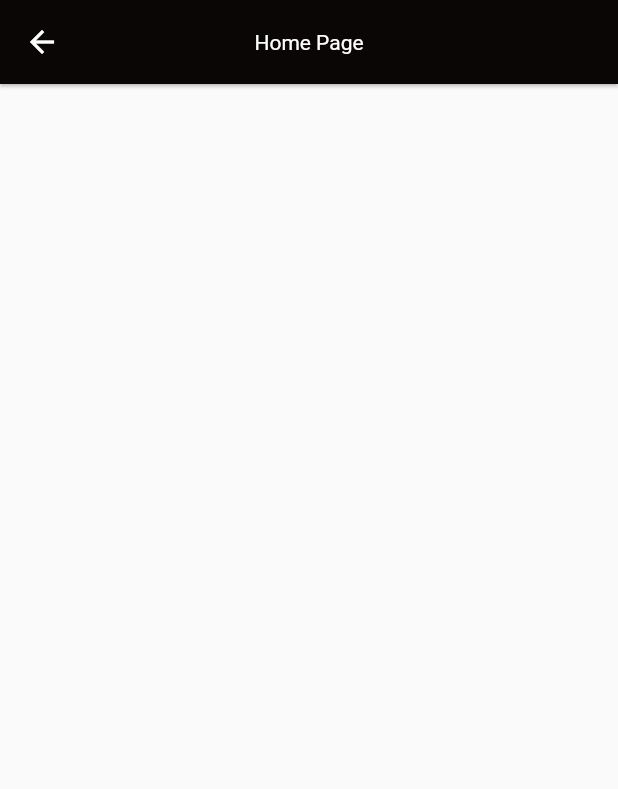
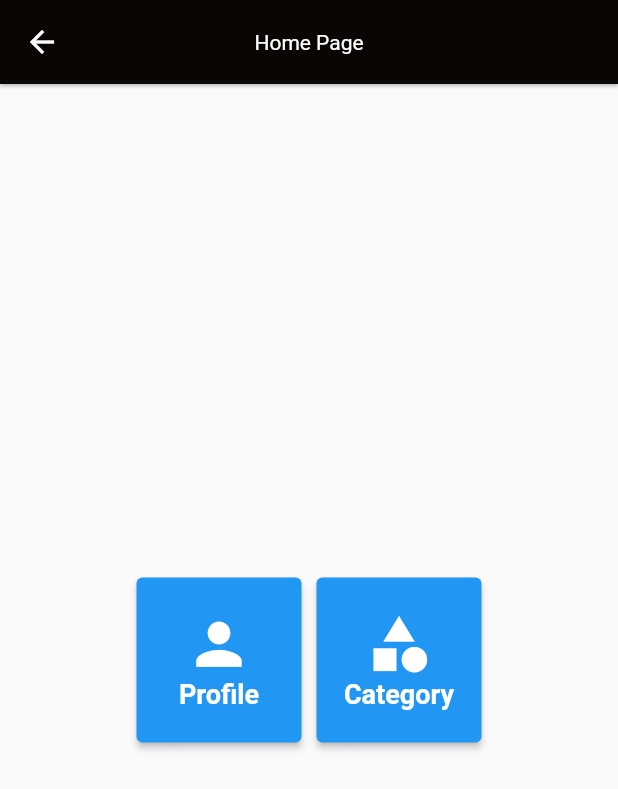
Before and after one commit to devCarlosAlexandre/catalog, a Flutter app: the HomePage screen opened by its route, on a phone screen of 412 x 824 dp. Shown: the top 789 px of the screen. Run offline on Flutter 3.47's test engine with Material 2 defaults, Android fonts, the phone set to English and light mode, and no system bars; our stand-ins replace dio, fluttertoast, get, shared_preferences; accounts and stored records are empty; network calls fail.

Commit message:
Criando home_page

```diff
--- a/lib/app/controllers/categoria_controller.dart
+++ b/lib/app/controllers/categorias_controller.dart
@@ -6,14 +6,14 @@ import '../repositories/categoria_repository.dart';
 class CategoriaController extends GetxController {
   final repository = CategoriaRepository();
 
-  RxList<CategoriaModel> listCategories = RxList<CategoriaModel>([]);
+  RxList<CategoriaModel> listCategorias = RxList<CategoriaModel>([]);
   RxBool isLoading = false.obs;
 
-  Future getCategories() async {
+  Future getCategorias() async {
     isLoading.value = true;
     List<CategoriaModel> result = await repository.getAll();
     if (result.isNotEmpty) {
-      listCategories.assignAll(result);
+      listCategorias.assignAll(result);
     } else {
       print("Erro ao retornar os dados");
     }
--- a/lib/app/core/routes/app_routes_pages.dart
+++ b/lib/app/core/routes/app_routes_pages.dart
@@ -26,7 +26,7 @@ abstract class AppPages {
     ),
     GetPage(
       name: AppRoutes.home,
-      page: () => const HomePage(),
+      page: () =>  HomePage(),
     ),
   ];
 }
--- a/lib/app/pages/base_page.dart
+++ b/lib/app/pages/base_page.dart
@@ -26,9 +26,9 @@ class _BasePageState extends State<BasePage> {
           physics: const NeverScrollableScrollPhysics(),
           controller: pageController,
           children: const [
-            HomePage(),
+            //HomePage(),
             ComentarioPage(),
-            CategoryPage(),
+            //CategoriaPage(),
             ProfilePage(),
           ],
         ),
--- a/lib/app/pages/home/home_page.dart
+++ b/lib/app/pages/home/home_page.dart
@@ -1,4 +1,8 @@
 import 'package:flutter/material.dart';
+import 'package:get/get.dart';
+
+import '../categoria/categoria_page.dart';
+import '../profile/profile_page.dart';
 
 class HomePage extends StatelessWidget {
   const HomePage({super.key});
@@ -7,9 +11,67 @@ class HomePage extends StatelessWidget {
   Widget build(BuildContext context) {
     return Scaffold(
       appBar: AppBar(
-        title: const Text('Home Page'),
+        title: Text('Home Page'),
       ),
-      body: Container(),
+      body: Center(
+        child: Column(
+          mainAxisAlignment: MainAxisAlignment.center,
+          children: [
+            Row(
+              mainAxisAlignment: MainAxisAlignment.center,
+              children: [
+                SizedBox(
+                  height: 110,
+                  width: 110,
+                  child: ElevatedButton(
+                    onPressed: () {
+                    //Get.to(UserPage());
+                    },
+                    child: Column(
+                      mainAxisAlignment: MainAxisAlignment.center,
+                      children: const [
+                        Icon(
+                          Icons.person,
+                          size: 45,
+                        ),
+                        Text(
+                          'Profile',
+                          style: TextStyle(
+                              fontSize: 18, fontWeight: FontWeight.bold),
+                        ),
+                      ],
+                    ),
+                  ),
+                ),
+                const SizedBox(
+                  width: 10,
+                ),
+                SizedBox(
+                  height: 110,
+                  width: 110,
+                  child: ElevatedButton(
+                    onPressed: () {
+                      Get.to(CategoriaPage());
+                    },
+                    child: Column(
+                      mainAxisAlignment: MainAxisAlignment.center,
+                      children: const [
+                        Icon(
+                          Icons.category,
+                          size: 45,
+                        ),
+                        Text('Category',
+                            style: TextStyle(
+                                fontSize: 18, fontWeight: FontWeight.bold)),
+                      ],
+                    ),
+                  ),
+                ),
+              ],
+            )
+          ],
+        ),
+      ),
     );
   }
 }
```
Also changed, not shown: lib/app/bindings/categoria_bindind.dart (added, +10 -0 lines), lib/app/controllers/user_controller.dart (added, +22 -0 lines), lib/app/models/user_model.dart (+60 -15 lines), lib/app/pages/categoria/categoria_page.dart (+24 -7 lines), lib/app/repositories/user_repository.dart (added, +22 -0 lines), lib/app/services/http_manager.dart (added, +74 -0 lines).
